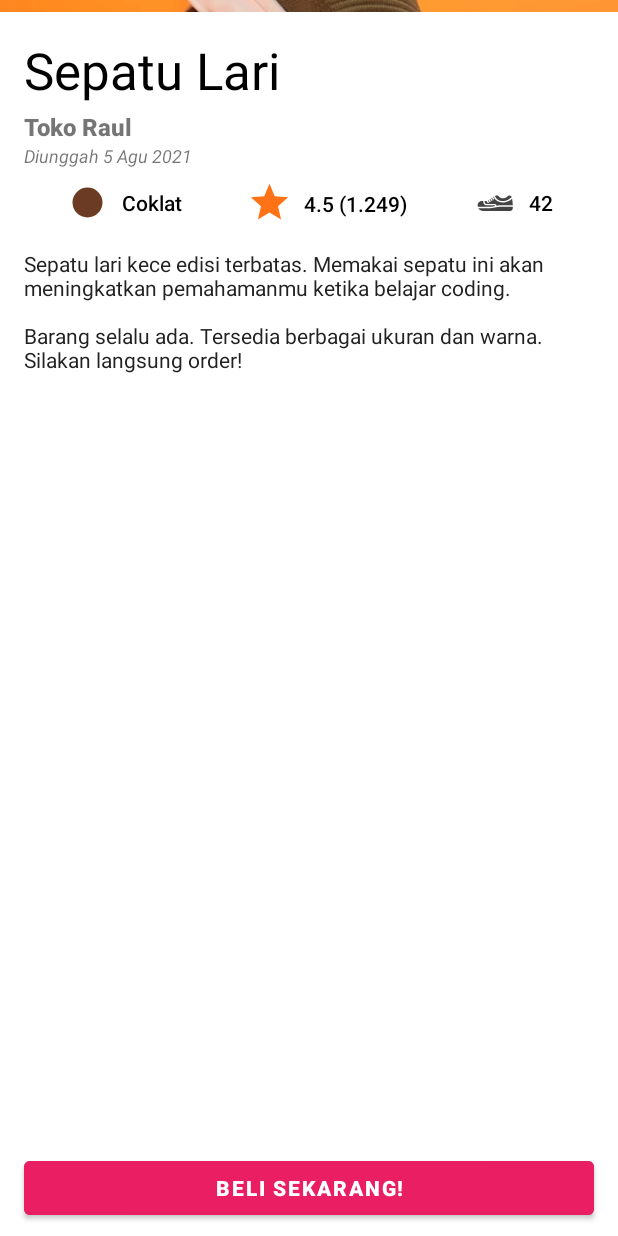
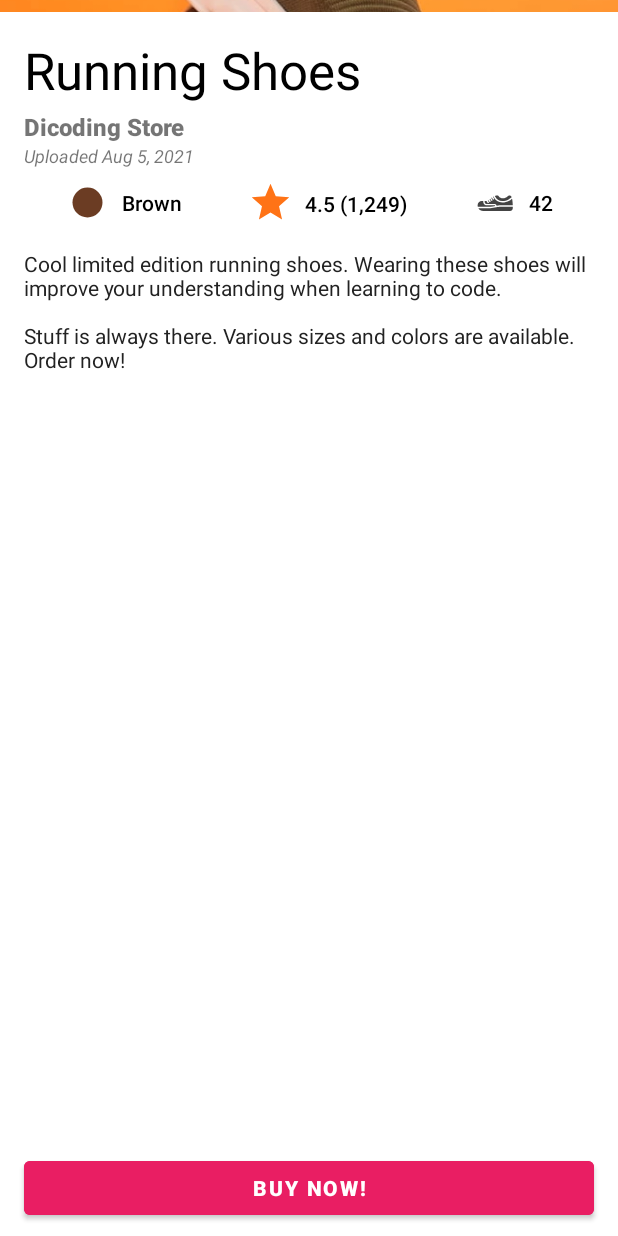
Before and after one commit to muhammadramadhan2045/intermediete-android, an Android app: the screen it shows after launch (MainActivity), on a phone screen of 412 x 824 dp. Run offline under Robolectric (Android 15) with nearby library versions, the light colour scheme and no system bars.

```diff
--- a/app/src/main/res/values/strings.xml
+++ b/app/src/main/res/values/strings.xml
@@ -1,12 +1,12 @@
 <resources>
     <string name="app_name">Product Detail</string>
-    <string name="description">Sepatu lari kece edisi terbatas. Memakai sepatu ini akan meningkatkan pemahamanmu ketika belajar coding.\n\nBarang selalu ada. Tersedia berbagai ukuran dan warna. Silakan langsung order!</string>
-    <string name="price">Rp. 200.000,00</string>
-    <string name="name">Sepatu Lari</string>
-    <string name="store">Toko Raul</string>
-    <string name="date">Diunggah 5 Agu 2021</string>
-    <string name="color">Coklat</string>
-    <string name="rating">4.5 (1.249)</string>
+    <string name="description">Cool limited edition running shoes. Wearing these shoes will improve your understanding when learning to code.\n\nStuff is always there. Various sizes and colors are available. Order now!</string>
+    <string name="buy">Buy Now!</string>
     <string name="size">42</string>
-    <string name="buy">Beli Sekarang!</string>
+    <string name="rating">4.5 (1,249)</string>
+    <string name="color">Brown</string>
+    <string name="date">Uploaded Aug 5, 2021</string>
+    <string name="store">Dicoding Store</string>
+    <string name="name">Running Shoes</string>
+    <string name="price">$ 13.95</string>
 </resources>
```
Also changed, not shown: 3 other files.
